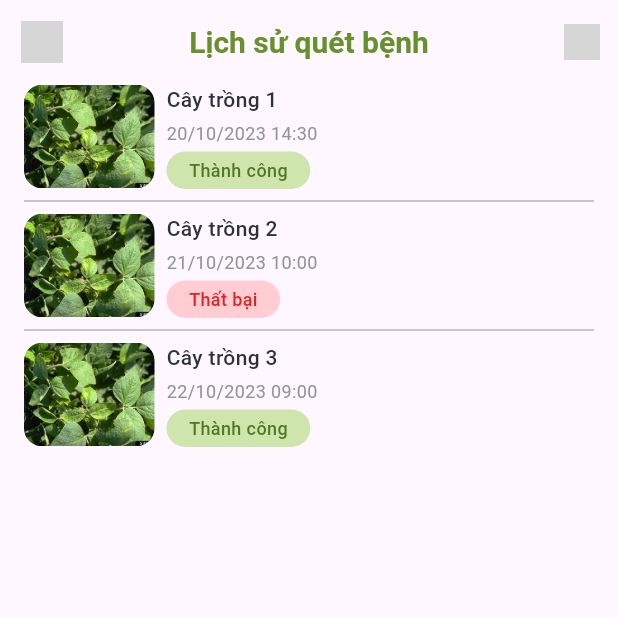
After one commit to NDHunq/SE505_Plantheon, a Flutter app: the Home screen opened directly, after a tap on the "arrow forward ios" icon, on a phone screen of 412 x 824 dp, the top half of it. The commit adds this screen. Run offline on Flutter 3.47's test engine with Material 3 defaults, Android fonts, the light colour scheme and no system bars; our stand-ins replace flutter_svg; missing offline and left inert: styled_divider; grey boxes are pictures that could not be loaded.

Commit message:
feat: scan history screen

```diff
--- a/lib/core/configs/assets/app_vectors.dart
+++ b/lib/core/configs/assets/app_vectors.dart
@@ -19,4 +19,5 @@ class AppVectors {
   static const String weatherRainy = '${basePath}rainy$format';
   static const String weatherRainThunder = '${basePath}rain_thunder$format';
   static const String weatherPartlyCloudy = '${basePath}partly_cloudy$format';
+  static const String trash = '${basePath}trash$format';
 }
--- /dev/null
+++ b/lib/presentation/screens/home/scan_history.dart
@@ -0,0 +1,93 @@
+import 'package:flutter/material.dart';
+import 'package:flutter_svg/flutter_svg.dart';
+import 'package:se501_plantheon/common/widgets/appbar/basic_appbar.dart';
+import 'package:se501_plantheon/common/widgets/dialog/basic_dialog.dart';
+import 'package:se501_plantheon/core/configs/assets/app_vectors.dart';
+import 'package:se501_plantheon/core/configs/theme/app_colors.dart';
+import 'package:se501_plantheon/presentation/screens/home/widgets/card/history_card.dart';
+
+class ScanHistory extends StatefulWidget {
+  const ScanHistory({super.key});
+
+  @override
+  State<ScanHistory> createState() => _ScanHistoryState();
+}
+
+class _ScanHistoryState extends State<ScanHistory> {
+  final List<Map<String, dynamic>> _historyList = [
+    {'title': 'Cây trồng 1', 'dateTime': '20/10/2023 14:30', 'isSuccess': true},
+    {
+      'title': 'Cây trồng 2',
+      'dateTime': '21/10/2023 10:00',
+      'isSuccess': false,
+    },
+    {'title': 'Cây trồng 3', 'dateTime': '22/10/2023 09:00', 'isSuccess': true},
+  ];
+
+  @override
+  Widget build(BuildContext context) {
+    return Scaffold(
+      appBar: BasicAppbar(
+        title: 'Lịch sử quét bệnh',
+        actions: [
+          IconButton(
+            onPressed: () {
+              showDialog(
+                context: context,
+                builder: (context) => BasicDialog(
+                  title: "Xóa lịch sử quét bệnh",
+                  content:
+                      "Bạn có chắc chắn muốn xóa tất cả lịch sử quét bệnh?",
+                  onConfirm: () {
+                    setState(() {
+                      _historyList.clear();
+                    });
+                    Navigator.of(context).pop();
+                  },
+                  onCancel: () {
+                    Navigator.of(context).pop();
+                  },
+                ),
+              );
+            },
+            icon: SvgPicture.asset(AppVectors.trash, width: 24, height: 24),
+          ),
+        ],
+      ),
+      body: Padding(
+        padding: const EdgeInsets.symmetric(horizontal: 16.0),
+        child: ListView.separated(
+          itemCount: _historyList.length,
+          separatorBuilder: (context, index) => Divider(
+            height: 16,
+            color: AppColors.text_color_100,
+            thickness: 1,
+          ),
+          itemBuilder: (context, index) {
+            final item = _historyList[index];
+            return Dismissible(
+              key: ValueKey(item['dateTime']),
+              direction: DismissDirection.endToStart,
+              background: Container(
+                alignment: Alignment.centerRight,
+                color: Colors.red,
+                padding: const EdgeInsets.symmetric(horizontal: 20),
+                child: Icon(Icons.delete, color: Colors.white),
+              ),
+              onDismissed: (direction) {
+                setState(() {
+                  _historyList.removeAt(index);
+                });
+              },
+              child: HistoryCard(
+                title: item['title'],
+                dateTime: item['dateTime'],
+                isSuccess: item['isSuccess'],
+              ),
+            );
+          },
+        ),
+      ),
+    );
+  }
+}
--- a/lib/presentation/screens/home/sections/history_section.dart
+++ b/lib/presentation/screens/home/sections/history_section.dart
@@ -1,5 +1,6 @@
 import 'package:flutter/material.dart';
 import 'package:se501_plantheon/core/configs/theme/app_colors.dart';
+import 'package:se501_plantheon/presentation/screens/home/scan_history.dart';
 import 'package:se501_plantheon/presentation/screens/home/widgets/card/history_card.dart';
 
 class HistorySection extends StatelessWidget {
@@ -22,10 +23,18 @@ class HistorySection extends StatelessWidget {
                 color: AppColors.primary_700,
               ),
             ),
-            Icon(
-              Icons.arrow_forward_ios,
-              size: 16,
-              color: AppColors.primary_700,
+            IconButton(
+              onPressed: () {
+                Navigator.push(
+                  context,
+                  MaterialPageRoute(builder: (context) => const ScanHistory()),
+                );
+              },
+              icon: Icon(
+                Icons.arrow_forward_ios,
+                size: 16,
+                color: AppColors.primary_700,
+              ),
             ),
           ],
         ),
```
Also changed, not shown: assets/vectors/trash.svg (added), pubspec.lock.
